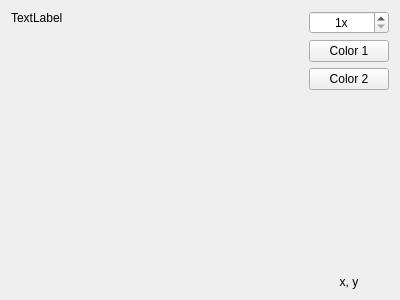
First picture: the form in controls/widgetbitmapeditor.ui, repository riuson/lcd-image-converter, before the edit.
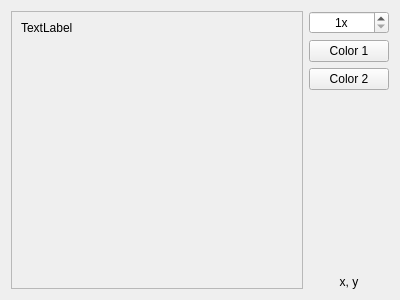
Second picture: the form after the edit.

Commit message: Added scroll area to scaled image view.

The edit to the form file:
```diff
--- a/controls/widgetbitmapeditor.ui
+++ b/controls/widgetbitmapeditor.ui
@@ -15,6 +15,21 @@
   </property>
   <layout class="QHBoxLayout" name="horizontalLayout">
    <item>
+    <widget class="QScrollArea" name="scrollArea">
+     <property name="widgetResizable">
+      <bool>true</bool>
+     </property>
+     <widget class="QWidget" name="scrollAreaWidgetContents">
+      <property name="geometry">
+       <rect>
+        <x>0</x>
+        <y>0</y>
+        <width>287</width>
+        <height>280</height>
+       </rect>
+      </property>
+      <layout class="QHBoxLayout" name="horizontalLayout_2">
+       <item>
     <widget class="QLabel" name="label">
      <property name="sizePolicy">
       <sizepolicy hsizetype="Expanding" vsizetype="Preferred">
@@ -33,6 +48,10 @@
      </property>
     </widget>
    </item>
+      </layout>
+     </widget>
+    </widget>
+   </item>
    <item>
     <layout class="QVBoxLayout" name="verticalLayout">
      <property name="sizeConstraint">
```
Left out of the diff: 2 changed lines with no effect on the pictures. Lines whose indentation alone changed are shown as unchanged.
